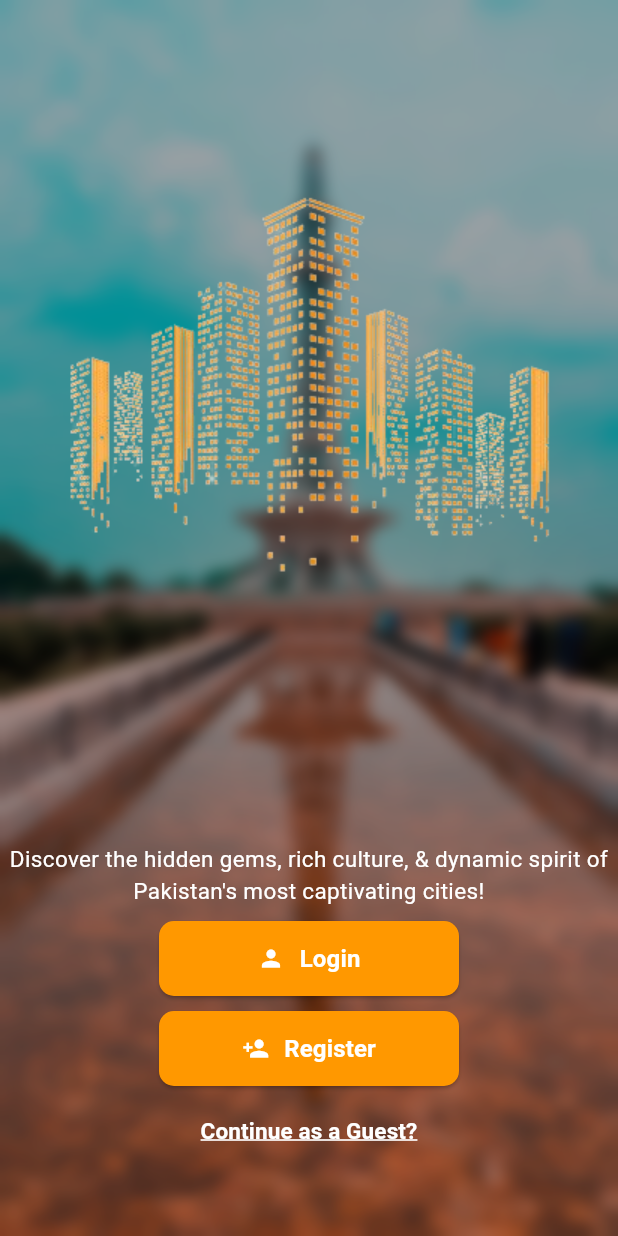
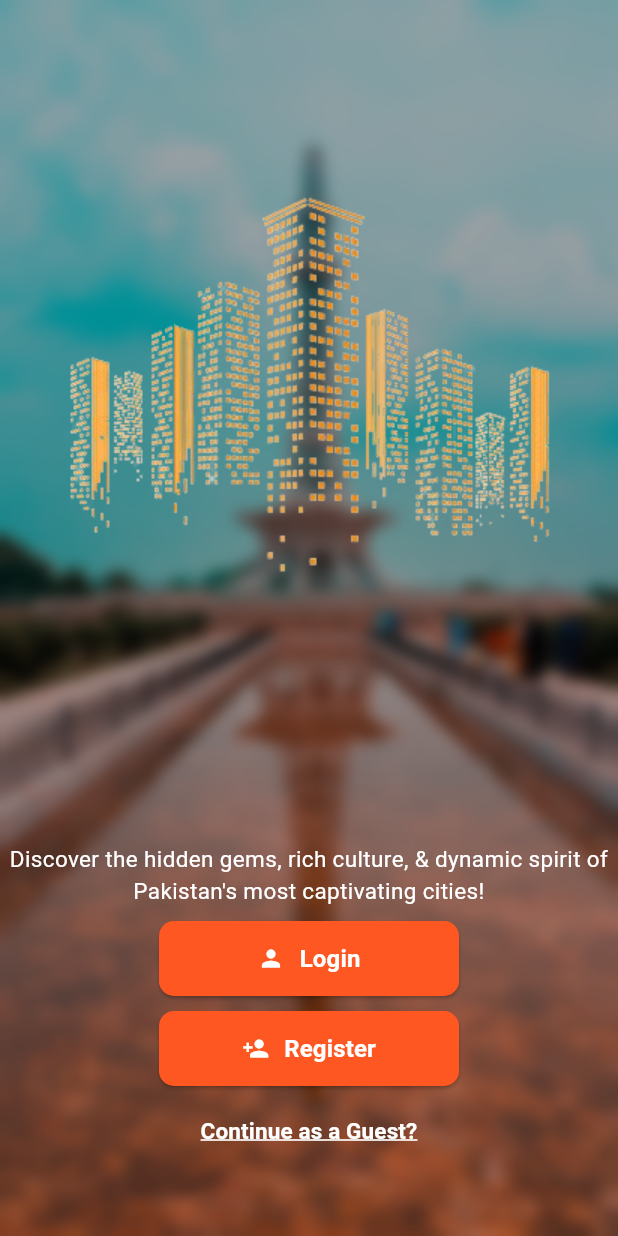
Before and after one commit to 22TalhaFaiz/CityGuide, a Flutter app: the screen it shows after launch, on a phone screen of 412 x 824 dp. Run offline on Flutter 3.47's test engine with Material 3 defaults, Android fonts, the phone set to English and light mode, and no system bars; our stand-ins replace carousel_slider.

Commit message:
Update Lp.dart

```diff
--- a/work/lib/Lp.dart
+++ b/work/lib/Lp.dart
@@ -67,7 +67,7 @@ class _LpState extends State<Lp> {
                       },
                       style: ElevatedButton.styleFrom(
                         backgroundColor:
-                            Colors.orange, // Button background color
+                            Colors.deepOrange, // Button background color
                         shape: RoundedRectangleBorder(
                           borderRadius:
                               BorderRadius.circular(10), // Rounded corners
@@ -108,7 +108,7 @@ class _LpState extends State<Lp> {
                       },
                       style: ElevatedButton.styleFrom(
                         backgroundColor:
-                            Colors.orange, // Button background color
+                            Colors.deepOrange, // Button background color
                         shape: RoundedRectangleBorder(
                           borderRadius:
                               BorderRadius.circular(10), // Rounded corners
```
